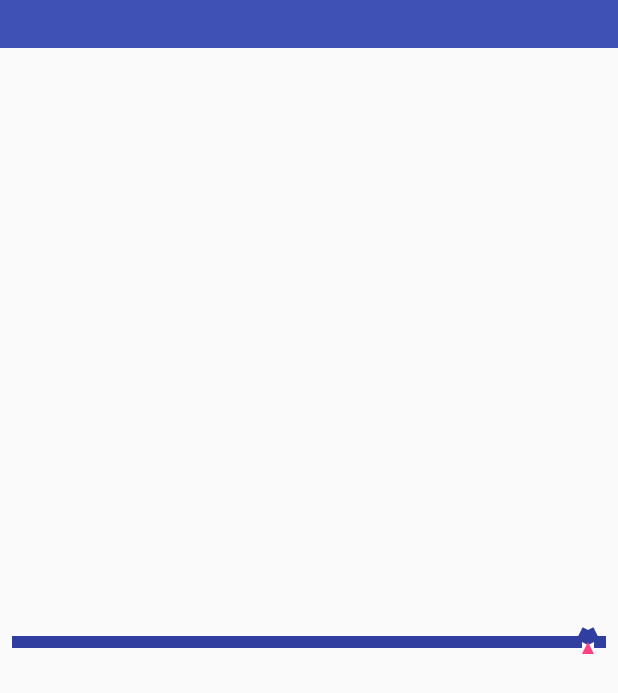
After one commit to dujianchi/CoreApp, an Android app: the CustomViewActivity screen opened directly, with no data from a screen before it, on a phone screen of 412 x 824 dp. The commit adds this screen. Shown: the top 693 px of the screen. Run offline under Robolectric (Android 15) with nearby library versions, the phone set to English and light mode, and no system bars.

Commit message:
写了条线玩玩

```diff
--- a/app/src/main/AndroidManifest.xml
+++ b/app/src/main/AndroidManifest.xml
@@ -29,6 +29,7 @@
         <activity android:name=".ui.ReturnActivity" />
         <activity android:name=".ui.MiddleActivity" />
         <activity android:name=".ui.CoordinatorActivity" />
+        <activity android:name=".ui.CustomViewActivity" />
 
         <provider
             android:name="android.support.v4.content.FileProvider"
--- /dev/null
+++ b/app/src/main/java/cn/dujc/coreapp/ui/CustomViewActivity.java
@@ -0,0 +1,23 @@
+package cn.dujc.coreapp.ui;
+
+import android.os.Bundle;
+
+import cn.dujc.core.ui.BaseActivity;
+import cn.dujc.coreapp.R;
+
+/**
+ * @author du
+ * date: 2018/11/29 1:14 PM
+ */
+public class CustomViewActivity extends BaseActivity {
+
+    @Override
+    public int getViewId() {
+        return R.layout.activity_custom_view;
+    }
+
+    @Override
+    public void initBasic(Bundle savedInstanceState) {
+
+    }
+}
--- a/app/src/main/java/cn/dujc/coreapp/ui/MainActivity.java
+++ b/app/src/main/java/cn/dujc/coreapp/ui/MainActivity.java
@@ -28,7 +28,7 @@ public class MainActivity extends BaseListActivity {
             , "可展开的adapter", "startActivityForResult返回值处理/采用代码布局/关闭其他activity测试"
             , "跳转完关闭的使用/直接使用Fragment"
             , "coordinator"
-            , ""
+            , "自定义控件测试"
             , ""
             , ""
             , ""
@@ -100,7 +100,7 @@ public class MainActivity extends BaseListActivity {
                 break;
             }
             case 9: {
-
+                starter().go(CustomViewActivity.class);
                 break;
             }
             //case xx: {break;}
--- /dev/null
+++ b/app/src/main/java/cn/dujc/coreapp/widget/BulgeLineView.java
@@ -0,0 +1,159 @@
+package cn.dujc.coreapp.widget;
+
+import android.content.Context;
+import android.content.res.TypedArray;
+import android.graphics.Canvas;
+import android.graphics.Color;
+import android.graphics.Paint;
+import android.graphics.Path;
+import android.support.annotation.Nullable;
+import android.util.AttributeSet;
+import android.view.View;
+
+import cn.dujc.coreapp.R;
+
+/**
+ * @author du
+ * date: 2018/11/29 1:16 PM
+ */
+public class BulgeLineView extends View {
+
+    private int mLineWide = 1, mBulgeHeight = 0, mBulgeSize = 0, mBulgePosition = 0;//Dimension
+    private int mPositionGravity = 0;//Enum
+    private int mLineColor = Color.TRANSPARENT, mBulgeBackground = Color.TRANSPARENT;//Color
+    private final Path mBulgePath = new Path();
+    private final Paint mLinePaint, mBulgePaint;
+    private final float[] mXys = new float[16];
+
+    public BulgeLineView(Context context) {
+        this(context, null, 0);
+    }
+
+    public BulgeLineView(Context context, @Nullable AttributeSet attrs) {
+        this(context, attrs, 0);
+    }
+
+    public BulgeLineView(Context context, @Nullable AttributeSet attrs, int defStyleAttr) {
+        super(context, attrs, defStyleAttr);
+        if (attrs != null) {
+            TypedArray typedArray = context.obtainStyledAttributes(attrs, R.styleable.BulgeLineView);
+            mLineWide = typedArray.getDimensionPixelOffset(R.styleable.BulgeLineView_blvLineWide, mLineWide);
+            mBulgeHeight = typedArray.getDimensionPixelOffset(R.styleable.BulgeLineView_blvBulgeHeight, mBulgeHeight);
+            mBulgeSize = typedArray.getDimensionPixelOffset(R.styleable.BulgeLineView_blvBulgeSize, mBulgeSize);
+            mBulgePosition = typedArray.getDimensionPixelOffset(R.styleable.BulgeLineView_blvBulgePosition, mBulgePosition);
+
+            mPositionGravity = typedArray.getInt(R.styleable.BulgeLineView_blvPositionGravity, mPositionGravity);
+            mLineColor = typedArray.getColor(R.styleable.BulgeLineView_blvLineColor, mLineColor);
+            mBulgeBackground = typedArray.getColor(R.styleable.BulgeLineView_blvBulgeBackground, mBulgeBackground);
+            typedArray.recycle();
+        }
+        mLinePaint = new Paint();
+        mLinePaint.setColor(mLineColor);
+        mLinePaint.setStyle(Paint.Style.STROKE);
+        mLinePaint.setStrokeWidth(mLineWide);
+        mLinePaint.setAntiAlias(true);
+
+        mBulgePaint = new Paint();
+        mBulgePaint.setColor(mBulgeBackground);
+        mBulgePaint.setAntiAlias(true);
+    }
+
+    @Override
+    protected void onMeasure(int widthMeasureSpec, int heightMeasureSpec) {
+        super.onMeasure(widthMeasureSpec
+                , MeasureSpec.makeMeasureSpec(mLineWide + mBulgeHeight + getPaddingTop() + getPaddingBottom()
+                        , MeasureSpec.EXACTLY));
+    }
+
+    @Override
+    protected void onDraw(Canvas canvas) {
+        final int measuredWidth = getMeasuredWidth();
+        mXys[0] = getPaddingLeft();
+        mXys[1] = getPaddingTop() + mBulgeHeight;
+        if (mPositionGravity == 0) {
+            mXys[2] = mXys[0] + mBulgePosition;
+            mXys[3] = mXys[1];
+        } else {
+            mXys[2] = measuredWidth - getPaddingRight() - mBulgeSize - mBulgePosition;
+            mXys[3] = mXys[1];
+        }
+        mXys[4] = mXys[2];
+        mXys[5] = mXys[3];
+        mXys[6] = mXys[4] + mBulgeSize / 2.0f;
+        mXys[7] = getPaddingTop();
+
+        mXys[8] = mXys[6];
+        mXys[9] = mXys[7];
+        mXys[10] = mXys[8] + mBulgeSize / 2.0f;
+        mXys[11] = mXys[5];
+
+        mXys[12] = mXys[10];
+        mXys[13] = mXys[11];
+        mXys[14] = measuredWidth - getPaddingRight();
+        mXys[15] = mXys[13];
+
+        canvas.drawLines(mXys, mLinePaint);
+
+        if (mBulgeBackground != Color.TRANSPARENT) {
+            mBulgePath.moveTo(mXys[2], mXys[3] + mLineWide);
+            mBulgePath.lineTo(mXys[6], mXys[7] + mLineWide);
+            mBulgePath.lineTo(mXys[10], mXys[11] + mLineWide);
+            mBulgePath.close();
+            canvas.drawPath(mBulgePath, mBulgePaint);
+            mBulgePath.reset();
+        }
+        super.onDraw(canvas);
+    }
+
+    public int getLineWide() {
+        return mLineWide;
+    }
+
+    public void setLineWide(int lineWide) {
+        mLineWide = lineWide;
+    }
+
+    public int getBulgeHeight() {
+        return mBulgeHeight;
+    }
+
+    public void setBulgeHeight(int bulgeHeight) {
+        mBulgeHeight = bulgeHeight;
+    }
+
+    public int getBulgeSize() {
+        return mBulgeSize;
+    }
+
+    public void setBulgeSize(int bulgeSize) {
+        mBulgeSize = bulgeSize;
+    }
+
+    public int getBulgePosition() {
+        return mBulgePosition;
+    }
+
+    public void setBulgePosition(int bulgePosition) {
+        mBulgePosition = bulgePosition;
+    }
+
+    public int getPositionGravity() {
+        return mPositionGravity;
+    }
+
+    public void setPositionGravity(int positionGravity) {
+        mPositionGravity = positionGravity;
+    }
+
+    public int getLineColor() {
+        return mLineColor;
+    }
+
+    public void setLineColor(int lineColor) {
+        mLineColor = lineColor;
+    }
+
+    public Paint getLinePaint() {
+        return mLinePaint;
+    }
+}
--- /dev/null
+++ b/app/src/main/res/layout/activity_custom_view.xml
@@ -0,0 +1,19 @@
+<?xml version="1.0" encoding="utf-8"?>
+<FrameLayout xmlns:android="http://schemas.android.com/apk/res/android"
+    xmlns:app="http://schemas.android.com/apk/res-auto"
+    android:layout_width="match_parent"
+    android:layout_height="match_parent">
+
+    <cn.dujc.coreapp.widget.BulgeLineView
+        android:layout_width="match_parent"
+        android:layout_height="75dp"
+        android:layout_gravity="center"
+        android:padding="@dimen/a10"
+        app:blvBulgeBackground="@color/colorAccent"
+        app:blvBulgeHeight="@dimen/a40"
+        app:blvBulgePosition="@dimen/a40"
+        app:blvBulgeSize="@dimen/a40"
+        app:blvLineColor="@color/colorPrimaryDark"
+        app:blvLineWide="@dimen/a1"
+        app:blvPositionGravity="right" />
+</FrameLayout>
```
Also changed, not shown: app/src/main/res/values/attr_bulge_line.xml (added, +22 -0 lines), app/src/main/res/values/attr_sb.xml (deleted, +0 -11 lines).
